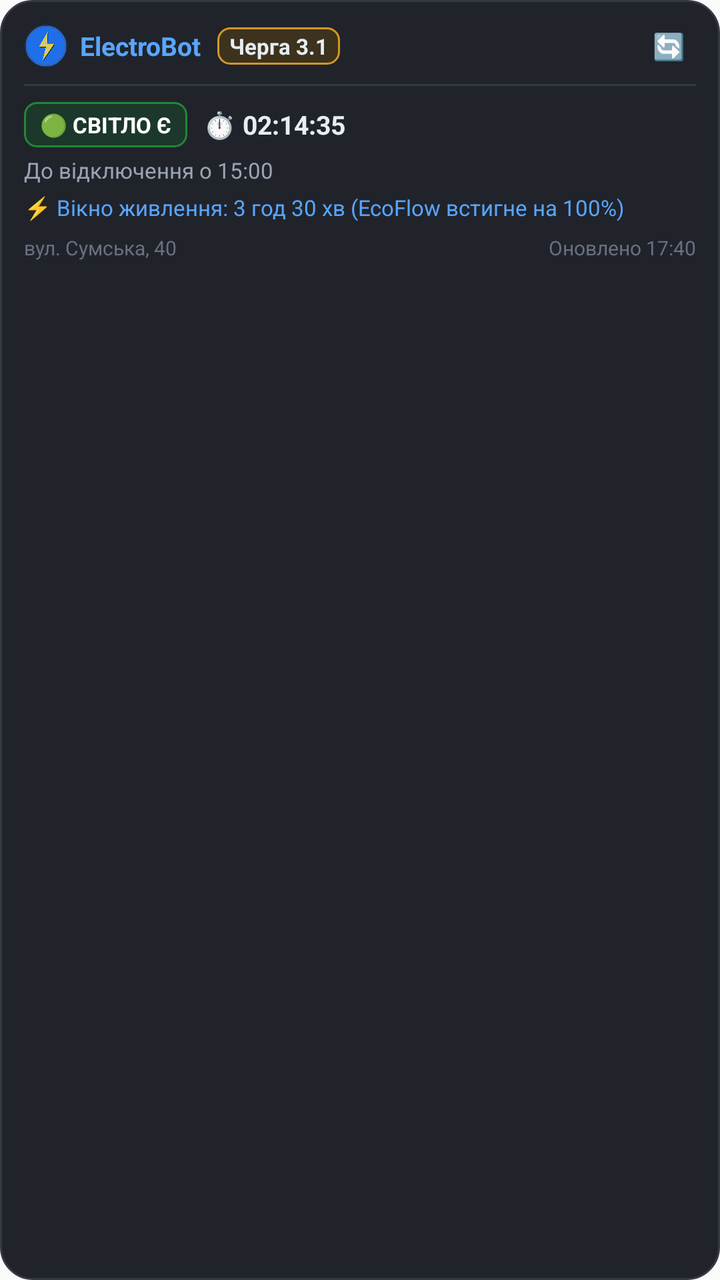
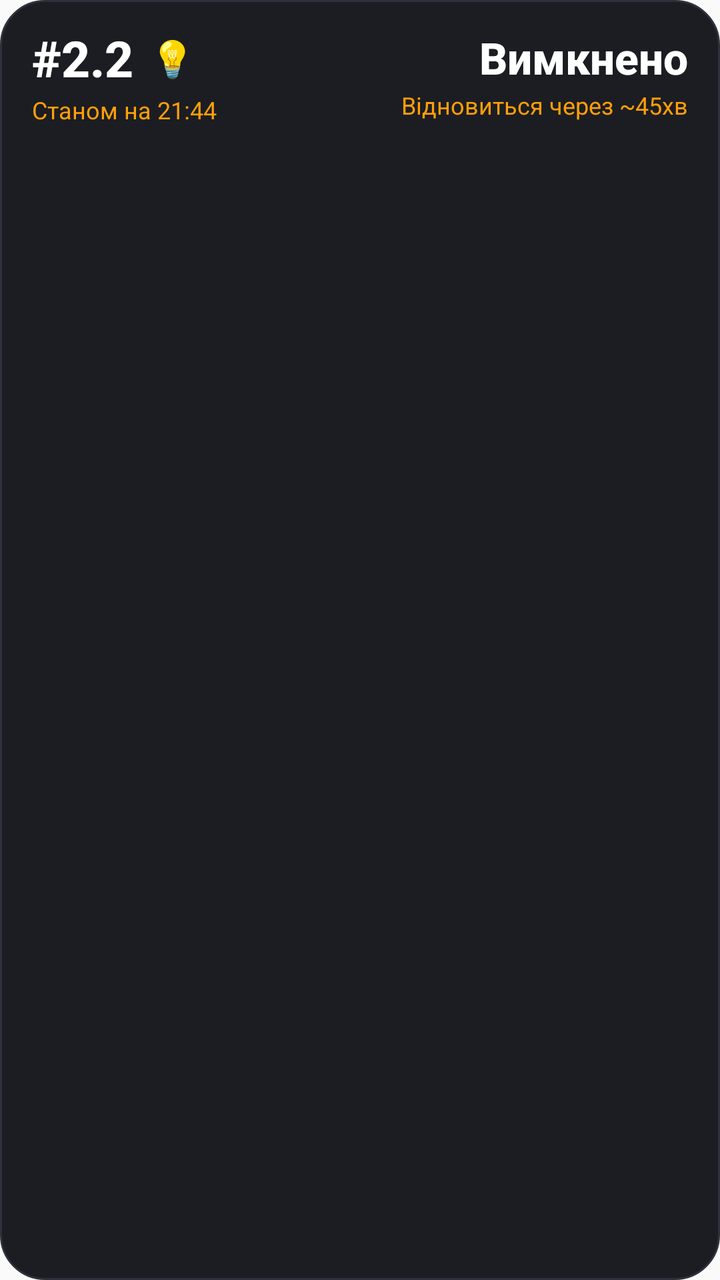

Two renders of the same Android screen: before a commit and after it. Below are the layout's source before the change and the commit's diff.
<!-- AndroidManifest.xml: application theme Theme.ElectroBot -->
<!-- res/layout/widget_electrobot.xml -->
<?xml version="1.0" encoding="utf-8"?>
<LinearLayout xmlns:android="http://schemas.android.com/apk/res/android"
    android:id="@+id/widget_root"
    android:layout_width="match_parent"
    android:layout_height="match_parent"
    android:orientation="vertical"
    android:background="@drawable/widget_bg"
    android:padding="12dp">

    
    <LinearLayout
        android:layout_width="match_parent"
        android:layout_height="wrap_content"
        android:orientation="horizontal"
        android:gravity="center_vertical">

        <ImageView
            android:layout_width="22dp"
            android:layout_height="22dp"
            android:src="@drawable/app_icon"
            android:contentDescription="ElectroBot" />

        <TextView
            android:layout_width="wrap_content"
            android:layout_height="wrap_content"
            android:text="ElectroBot"
            android:textColor="#58a6ff"
            android:textSize="13sp"
            android:textStyle="bold"
            android:paddingStart="6dp"
            android:paddingEnd="8dp" />

        <TextView
            android:id="@+id/widget_queue_text"
            android:layout_width="wrap_content"
            android:layout_height="wrap_content"
            android:text="Черга 3.1"
            android:textColor="#e6edf3"
            android:textSize="11sp"
            android:textStyle="bold"
            android:background="@drawable/widget_badge_yellow"
            android:paddingHorizontal="6dp"
            android:paddingVertical="2dp" />

        <View
            android:layout_width="0dp"
            android:layout_height="1dp"
            android:layout_weight="1" />

        <TextView
            android:id="@+id/widget_btn_refresh"
            android:layout_width="wrap_content"
            android:layout_height="wrap_content"
            android:text=" 🔄 "
            android:textColor="#9ba3b4"
            android:textSize="13sp"
            android:padding="2dp" />
    </LinearLayout>

    
    <View
        android:layout_width="match_parent"
        android:layout_height="1dp"
        android:background="#353946"
        android:layout_marginTop="8dp"
        android:layout_marginBottom="8dp" />

    
    <LinearLayout
        android:layout_width="match_parent"
        android:layout_height="wrap_content"
        android:orientation="horizontal"
        android:gravity="center_vertical">

        <TextView
            android:id="@+id/widget_status_badge"
            android:layout_width="wrap_content"
            android:layout_height="wrap_content"
            android:text="🟢 СВІТЛО Є"
            android:textColor="#ffffff"
            android:textSize="11sp"
            android:textStyle="bold"
            android:background="@drawable/widget_badge_green"
            android:paddingHorizontal="8dp"
            android:paddingVertical="4dp" />

        <TextView
            android:id="@+id/widget_countdown"
            android:layout_width="wrap_content"
            android:layout_height="wrap_content"
            android:text="⏱️ 02:14:35"
            android:textColor="#e6edf3"
            android:textSize="13sp"
            android:textStyle="bold"
            android:paddingStart="8dp" />
    </LinearLayout>

    
    <TextView
        android:id="@+id/widget_action_text"
        android:layout_width="match_parent"
        android:layout_height="wrap_content"
        android:text="До відключення о 15:00"
        android:textColor="#9ba3b4"
        android:textSize="11sp"
        android:layout_marginTop="4dp"
        android:maxLines="1"
        android:ellipsize="end" />

    
    <TextView
        android:id="@+id/widget_charge_window"
        android:layout_width="match_parent"
        android:layout_height="wrap_content"
        android:text="⚡ Вікно живлення: 3 год 30 хв (EcoFlow встигне на 100%)"
        android:textColor="#58a6ff"
        android:textSize="11sp"
        android:layout_marginTop="4dp"
        android:maxLines="1"
        android:ellipsize="end" />

    
    <LinearLayout
        android:layout_width="match_parent"
        android:layout_height="wrap_content"
        android:orientation="horizontal"
        android:layout_marginTop="6dp"
        android:gravity="center_vertical">

        <TextView
            android:id="@+id/widget_address_text"
            android:layout_width="0dp"
            android:layout_height="wrap_content"
            android:layout_weight="1"
            android:text="вул. Сумська, 40"
            android:textColor="#687182"
            android:textSize="10sp"
            android:maxLines="1"
            android:ellipsize="end" />

        <TextView
            android:id="@+id/widget_updated_time"
            android:layout_width="wrap_content"
            android:layout_height="wrap_content"
            android:text="Оновлено 17:40"
            android:textColor="#687182"
            android:textSize="10sp" />
    </LinearLayout>

</LinearLayout>
<!-- resources referenced by this layout -->
<resources>
  <!-- drawable app_icon: png bitmap (drawable, 81484 bytes) -->
  <!-- drawable widget_badge_green (drawable) -->
  <?xml version="1.0" encoding="utf-8"?>
  <shape xmlns:android="http://schemas.android.com/apk/res/android"
      android:shape="rectangle">
      <solid android:color="#1b382b" />
      <stroke
          android:width="1dp"
          android:color="#238636" />
      <corners android:radius="6dp" />
  </shape>
  <!-- drawable widget_badge_yellow (drawable) -->
  <?xml version="1.0" encoding="utf-8"?>
  <shape xmlns:android="http://schemas.android.com/apk/res/android"
      android:shape="rectangle">
      <solid android:color="#3d321d" />
      <stroke
          android:width="1dp"
          android:color="#d29922" />
      <corners android:radius="6dp" />
  </shape>
  <!-- drawable widget_bg (drawable) -->
  <?xml version="1.0" encoding="utf-8"?>
  <shape xmlns:android="http://schemas.android.com/apk/res/android"
      android:shape="rectangle">
      <solid android:color="#21232b" />
      <stroke
          android:width="1dp"
          android:color="#353946" />
      <corners android:radius="16dp" />
  </shape>
  <style name="Theme.ElectroBot" parent="android:Theme.Material.Light.NoActionBar">
          <item name="android:statusBarColor">@android:color/transparent</item>
          <item name="android:navigationBarColor">@android:color/transparent</item>
          <item name="android:windowLightStatusBar">false</item>
      </style>
</resources>

<!-- the commit's change to res/layout/widget_electrobot.xml (unified diff, before → after) -->
@@ -5,7 +5,10 @@
     android:layout_height="match_parent"
     android:orientation="vertical"
     android:background="@drawable/widget_bg"
-    android:padding="12dp">
+    android:paddingStart="16dp"
+    android:paddingEnd="16dp"
+    android:paddingTop="12dp"
+    android:paddingBottom="10dp">
 
     
     <LinearLayout
@@ -14,137 +17,89 @@
         android:orientation="horizontal"
         android:gravity="center_vertical">
 
-        <ImageView
-            android:layout_width="22dp"
-            android:layout_height="22dp"
-            android:src="@drawable/app_icon"
-            android:contentDescription="ElectroBot" />
+        
+        <LinearLayout
+            android:layout_width="0dp"
+            android:layout_height="wrap_content"
+            android:layout_weight="1"
+            android:orientation="vertical">
 
-        <TextView
+            <LinearLayout
+                android:layout_width="wrap_content"
+                android:layout_height="wrap_content"
+                android:orientation="horizontal"
+                android:gravity="center_vertical">
+
+                <TextView
+                    android:id="@+id/widget_queue_text"
+                    android:layout_width="wrap_content"
+                    android:layout_height="wrap_content"
+                    android:text="#2.2"
+                    android:textColor="#FFFFFF"
+                    android:textSize="25sp"
+                    android:fontFamily="sans-serif-medium"
+                    android:textStyle="bold" />
+
+                <TextView
+                    android:id="@+id/widget_bulb_icon"
+                    android:layout_width="wrap_content"
+                    android:layout_height="wrap_content"
+                    android:text=" 💡"
+                    android:textColor="#FFFFFF"
+                    android:textSize="18sp"
+                    android:paddingStart="4dp" />
+            </LinearLayout>
+
+            <TextView
+                android:id="@+id/widget_timestamp"
+                android:layout_width="wrap_content"
+                android:layout_height="wrap_content"
+                android:text="Станом на 21:44"
+                android:textColor="#FF9F0A"
+                android:textSize="12sp"
+                android:fontFamily="sans-serif"
+                android:layout_marginTop="1dp" />
+        </LinearLayout>
+
+        
+        <LinearLayout
             android:layout_width="wrap_content"
             android:layout_height="wrap_content"
-            android:text="ElectroBot"
-            android:textColor="#58a6ff"
-            android:textSize="13sp"
-            android:textStyle="bold"
-            android:paddingStart="6dp"
-            android:paddingEnd="8dp" />
+            android:orientation="vertical"
+            android:gravity="end">
 
-        <TextView
-            android:id="@+id/widget_queue_text"
-            android:layout_width="wrap_content"
-            android:layout_height="wrap_content"
-            android:text="Черга 3.1"
-            android:textColor="#e6edf3"
-            android:textSize="11sp"
-            android:textStyle="bold"
-            android:background="@drawable/widget_badge_yellow"
-            android:paddingHorizontal="6dp"
-            android:paddingVertical="2dp" />
+            <TextView
+                android:id="@+id/widget_status_text"
+                android:layout_width="wrap_content"
+                android:layout_height="wrap_content"
+                android:text="Вимкнено"
+                android:textColor="#FFFFFF"
+                android:textSize="22sp"
+                android:fontFamily="sans-serif-medium"
+                android:textStyle="bold"
+                android:gravity="end" />
 
-        <View
-            android:layout_width="0dp"
-            android:layout_height="1dp"
-            android:layout_weight="1" />
-
-        <TextView
-            android:id="@+id/widget_btn_refresh"
-            android:layout_width="wrap_content"
-            android:layout_height="wrap_content"
-            android:text=" 🔄 "
-            android:textColor="#9ba3b4"
-            android:textSize="13sp"
-            android:padding="2dp" />
+            <TextView
+                android:id="@+id/widget_timer_text"
+                android:layout_width="wrap_content"
+                android:layout_height="wrap_content"
+                android:text="Відновиться через ~45хв"
+                android:textColor="#FF9F0A"
+                android:textSize="12sp"
+                android:fontFamily="sans-serif"
+                android:gravity="end"
+                android:layout_marginTop="1dp" />
+        </LinearLayout>
     </LinearLayout>
 
     
-    <View
+    <ImageView
+        android:id="@+id/widget_timeline_image"
         android:layout_width="match_parent"
-        android:layout_height="1dp"
-        android:background="#353946"
-        android:layout_marginTop="8dp"
-        android:layout_marginBottom="8dp" />
-
-    
-    <LinearLayout
-        android:layout_width="match_parent"
-        android:layout_height="wrap_content"
-        android:orientation="horizontal"
-        android:gravity="center_vertical">
-
-        <TextView
-            android:id="@+id/widget_status_badge"
-            android:layout_width="wrap_content"
-            android:layout_height="wrap_content"
-            android:text="🟢 СВІТЛО Є"
-            android:textColor="#ffffff"
-            android:textSize="11sp"
-            android:textStyle="bold"
-            android:background="@drawable/widget_badge_green"
-            android:paddingHorizontal="8dp"
-            android:paddingVertical="4dp" />
-
-        <TextView
-            android:id="@+id/widget_countdown"
-            android:layout_width="wrap_content"
-            android:layout_height="wrap_content"
-            android:text="⏱️ 02:14:35"
-            android:textColor="#e6edf3"
-            android:textSize="13sp"
-            android:textStyle="bold"
-            android:paddingStart="8dp" />
-    </LinearLayout>
-
-    
-    <TextView
-        android:id="@+id/widget_action_text"
-        android:layout_width="match_parent"
-        android:layout_height="wrap_content"
-        android:text="До відключення о 15:00"
-        android:textColor="#9ba3b4"
-        android:textSize="11sp"
-        android:layout_marginTop="4dp"
-        android:maxLines="1"
-        android:ellipsize="end" />
-
-    
-    <TextView
-        android:id="@+id/widget_charge_window"
-        android:layout_width="match_parent"
-        android:layout_height="wrap_content"
-        android:text="⚡ Вікно живлення: 3 год 30 хв (EcoFlow встигне на 100%)"
-        android:textColor="#58a6ff"
-        android:textSize="11sp"
-        android:layout_marginTop="4dp"
-        android:maxLines="1"
-        android:ellipsize="end" />
-
-    
-    <LinearLayout
-        android:layout_width="match_parent"
-        android:layout_height="wrap_content"
-        android:orientation="horizontal"
+        android:layout_height="0dp"
+        android:layout_weight="1"
         android:layout_marginTop="6dp"
-        android:gravity="center_vertical">
-
-        <TextView
-            android:id="@+id/widget_address_text"
-            android:layout_width="0dp"
-            android:layout_height="wrap_content"
-            android:layout_weight="1"
-            android:text="вул. Сумська, 40"
-            android:textColor="#687182"
-            android:textSize="10sp"
-            android:maxLines="1"
-            android:ellipsize="end" />
-
-        <TextView
-            android:id="@+id/widget_updated_time"
-            android:layout_width="wrap_content"
-            android:layout_height="wrap_content"
-            android:text="Оновлено 17:40"
-            android:textColor="#687182"
-            android:textSize="10sp" />
-    </LinearLayout>
+        android:scaleType="fitXY"
+        android:contentDescription="Графік погодинних відключень" />
 
 </LinearLayout>
<!-- resource entries referenced after the edit -->
@@ -1,35 +1,14 @@
 <!-- resources referenced by this layout -->
 <resources>
-  <!-- drawable app_icon: png bitmap (drawable, 81484 bytes) -->
-  <!-- drawable widget_badge_green (drawable) -->
-  <?xml version="1.0" encoding="utf-8"?>
-  <shape xmlns:android="http://schemas.android.com/apk/res/android"
-      android:shape="rectangle">
-      <solid android:color="#1b382b" />
-      <stroke
-          android:width="1dp"
-          android:color="#238636" />
-      <corners android:radius="6dp" />
-  </shape>
-  <!-- drawable widget_badge_yellow (drawable) -->
-  <?xml version="1.0" encoding="utf-8"?>
-  <shape xmlns:android="http://schemas.android.com/apk/res/android"
-      android:shape="rectangle">
-      <solid android:color="#3d321d" />
-      <stroke
-          android:width="1dp"
-          android:color="#d29922" />
-      <corners android:radius="6dp" />
-  </shape>
   <!-- drawable widget_bg (drawable) -->
   <?xml version="1.0" encoding="utf-8"?>
   <shape xmlns:android="http://schemas.android.com/apk/res/android"
       android:shape="rectangle">
-      <solid android:color="#21232b" />
+      <solid android:color="#1C1D22" />
       <stroke
           android:width="1dp"
-          android:color="#353946" />
-      <corners android:radius="16dp" />
+          android:color="#2E303B" />
+      <corners android:radius="22dp" />
   </shape>
   <style name="Theme.ElectroBot" parent="android:Theme.Material.Light.NoActionBar">
           <item name="android:statusBarColor">@android:color/transparent</item>
